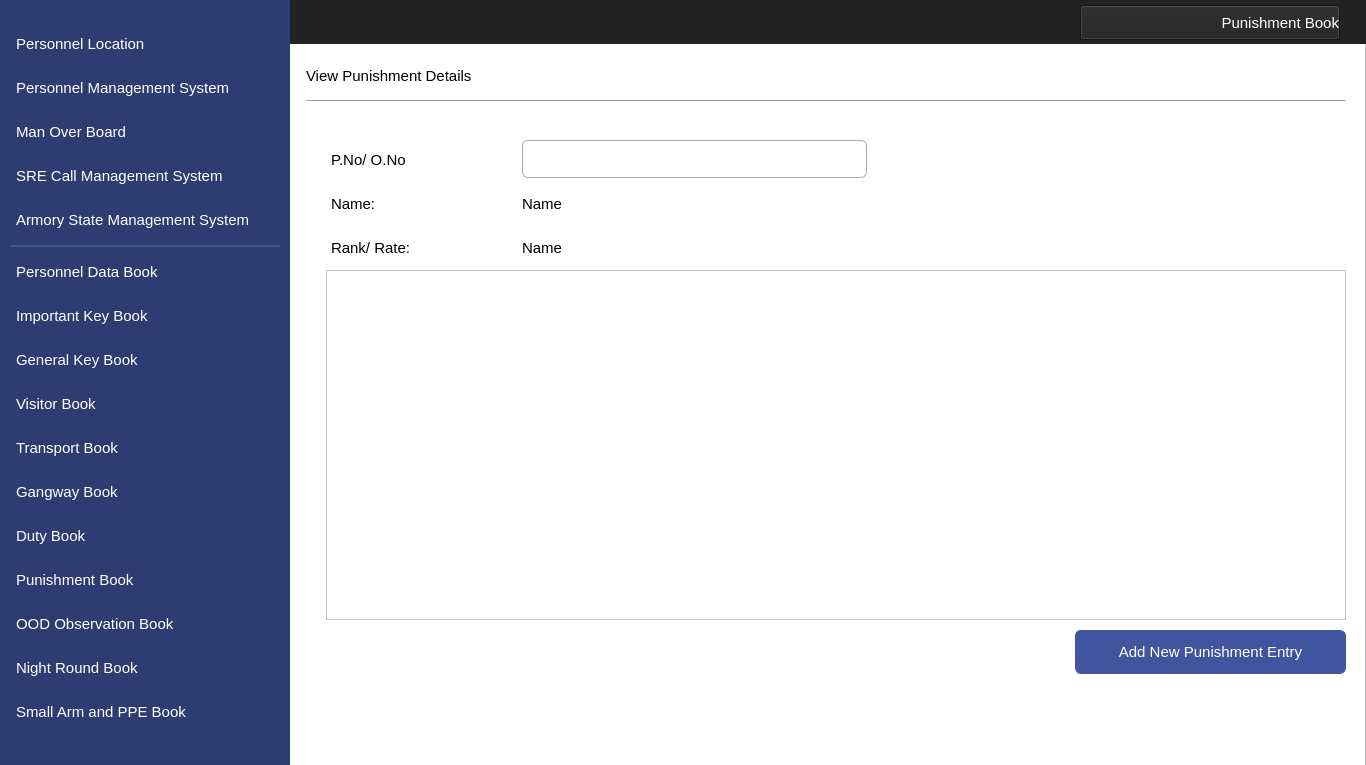
The window that Interfaces/ViewPunishment.ui (MuhammadUsamax123/IndoorPositioning) describes before a commit, drawn with Qt 5.
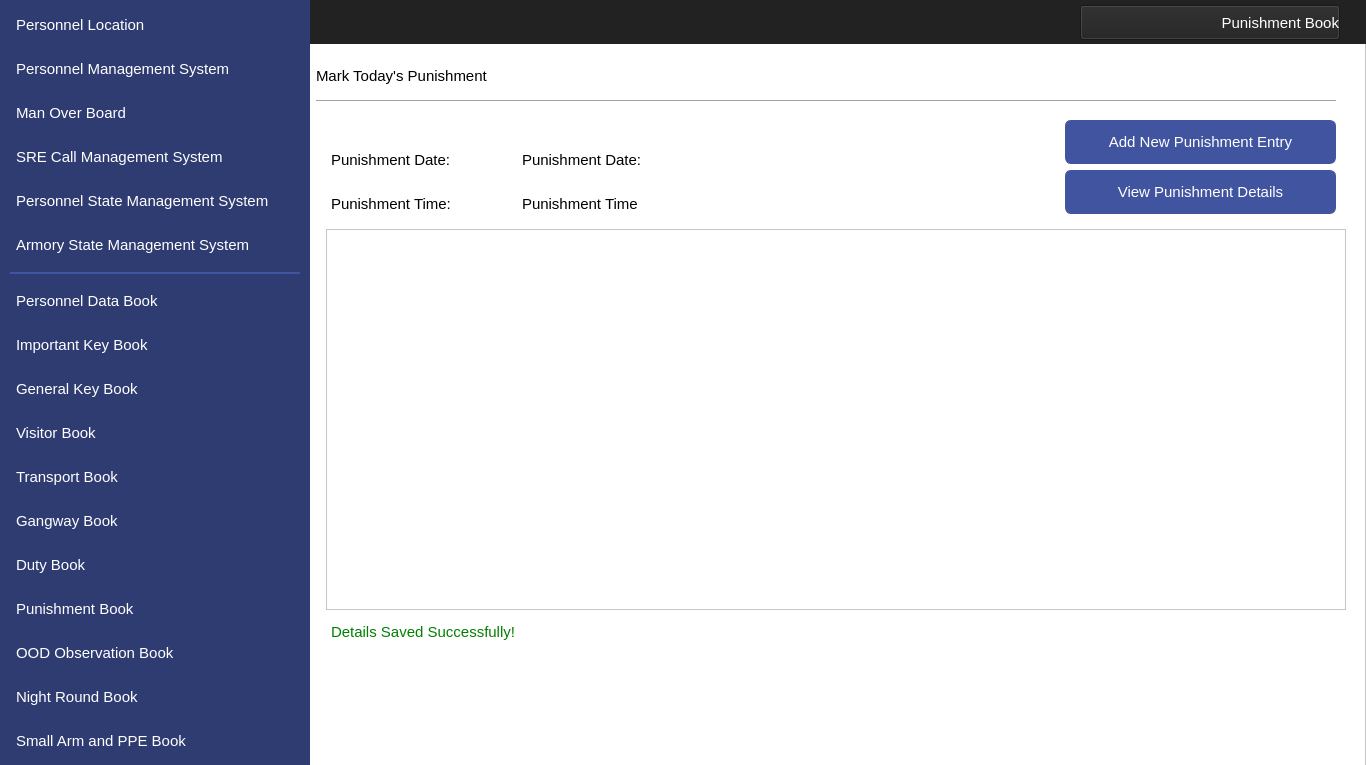
The same window after the commit. Icons and pictures are not drawn.

```diff
--- a/Interfaces/ViewPunishment.ui
+++ b/Interfaces/ViewPunishment.ui
@@ -37,7 +37,7 @@
       <rect>
        <x>0</x>
        <y>0</y>
-       <width>290</width>
+       <width>310</width>
        <height>768</height>
       </rect>
      </property>
@@ -70,8 +70,8 @@
      <property name="geometry">
       <rect>
        <x>10</x>
-       <y>558</y>
-       <width>270</width>
+       <y>587</y>
+       <width>290</width>
        <height>44</height>
       </rect>
      </property>
@@ -141,8 +141,8 @@
      <property name="geometry">
       <rect>
        <x>10</x>
-       <y>294</y>
-       <width>270</width>
+       <y>323</y>
+       <width>290</width>
        <height>44</height>
       </rect>
      </property>
@@ -207,8 +207,8 @@
      <property name="geometry">
       <rect>
        <x>10</x>
-       <y>338</y>
-       <width>270</width>
+       <y>367</y>
+       <width>290</width>
        <height>44</height>
       </rect>
      </property>
@@ -274,8 +274,8 @@
      <property name="geometry">
       <rect>
        <x>10</x>
-       <y>382</y>
-       <width>270</width>
+       <y>411</y>
+       <width>290</width>
        <height>44</height>
       </rect>
      </property>
@@ -340,8 +340,8 @@
      <property name="geometry">
       <rect>
        <x>10</x>
-       <y>426</y>
-       <width>270</width>
+       <y>455</y>
+       <width>290</width>
        <height>44</height>
       </rect>
      </property>
@@ -406,8 +406,8 @@
      <property name="geometry">
       <rect>
        <x>10</x>
-       <y>470</y>
-       <width>270</width>
+       <y>499</y>
+       <width>290</width>
        <height>44</height>
       </rect>
      </property>
@@ -472,8 +472,8 @@
      <property name="geometry">
       <rect>
        <x>10</x>
-       <y>514</y>
-       <width>270</width>
+       <y>543</y>
+       <width>290</width>
        <height>44</height>
       </rect>
      </property>
@@ -538,8 +538,8 @@
      <property name="geometry">
       <rect>
        <x>10</x>
-       <y>646</y>
-       <width>270</width>
+       <y>675</y>
+       <width>290</width>
        <height>44</height>
       </rect>
      </property>
@@ -604,8 +604,8 @@
      <property name="geometry">
       <rect>
        <x>10</x>
-       <y>245</y>
-       <width>270</width>
+       <y>272</y>
+       <width>290</width>
        <height>2</height>
       </rect>
      </property>
@@ -620,8 +620,8 @@
      <property name="geometry">
       <rect>
        <x>10</x>
-       <y>110</y>
-       <width>270</width>
+       <y>91</y>
+       <width>290</width>
        <height>44</height>
       </rect>
      </property>
@@ -686,8 +686,8 @@
      <property name="geometry">
       <rect>
        <x>10</x>
-       <y>22</y>
-       <width>270</width>
+       <y>3</y>
+       <width>290</width>
        <height>44</height>
       </rect>
      </property>
@@ -748,12 +748,12 @@
       <bool>false</bool>
      </property>
     </widget>
-    <widget class="QPushButton" name="navViewMangement">
+    <widget class="QPushButton" name="navViewManagement">
      <property name="geometry">
       <rect>
        <x>10</x>
-       <y>66</y>
-       <width>270</width>
+       <y>47</y>
+       <width>290</width>
        <height>44</height>
       </rect>
      </property>
@@ -818,8 +818,8 @@
      <property name="geometry">
       <rect>
        <x>10</x>
-       <y>690</y>
-       <width>270</width>
+       <y>719</y>
+       <width>290</width>
        <height>44</height>
       </rect>
      </property>
@@ -884,8 +884,8 @@
      <property name="geometry">
       <rect>
        <x>10</x>
-       <y>602</y>
-       <width>270</width>
+       <y>631</y>
+       <width>290</width>
        <height>44</height>
       </rect>
      </property>
@@ -950,8 +950,8 @@
      <property name="geometry">
       <rect>
        <x>10</x>
-       <y>154</y>
-       <width>270</width>
+       <y>135</y>
+       <width>290</width>
        <height>44</height>
       </rect>
      </property>
@@ -1055,7 +1055,7 @@
      </property>
      <property name="geometry">
       <rect>
-       <x>306</x>
+       <x>316</x>
        <y>680</y>
        <width>100</width>
        <height>80</height>
@@ -1084,8 +1084,8 @@
      <property name="geometry">
       <rect>
        <x>10</x>
-       <y>250</y>
-       <width>270</width>
+       <y>279</y>
+       <width>290</width>
        <height>44</height>
       </rect>
      </property>
@@ -1147,74 +1147,12 @@
       <bool>false</bool>
      </property>
     </widget>
-    <widget class="QPushButton" name="btnAddPunishment">
-     <property name="geometry">
-      <rect>
-       <x>1075</x>
-       <y>630</y>
-       <width>271</width>
-       <height>44</height>
-      </rect>
-     </property>
-     <property name="font">
-      <font>
-       <family>Segoe UI</family>
-       <pointsize>11</pointsize>
-      </font>
-     </property>
-     <property name="cursor">
-      <cursorShape>PointingHandCursor</cursorShape>
-     </property>
-     <property name="styleSheet">
-      <string notr="true">QPushButton
-{
-    color: #ffffff;
-    background-color:#4154A0;
-    border-width: 1px;
-    border-color: #4154A0;
-    border-style: solid;
-    border-radius: 6;
-    padding: 3px;
-    font-size: 11pt;
-    padding-left: 5px;
-    padding-right: 5px;
-    min-width: 40px;
-}
-
-QPushButton:hover
-{
-    background-color:#384889
-}
-QPushButton:pressed
-{
-    background-color: #384889;
- 	border-width: 3px;
-    border-color: #5C70BC;
-    border-style: solid;
-    border-radius: 6;
-
-}</string>
-     </property>
-     <property name="text">
-      <string>Add New Punishment Entry</string>
-     </property>
-     <property name="icon">
-      <iconset resource="../IconResource.qrc">
-       <normaloff>:/images/add.png</normaloff>:/images/add.png</iconset>
-     </property>
-     <property name="iconSize">
-      <size>
-       <width>25</width>
-       <height>25</height>
-      </size>
-     </property>
-    </widget>
-    <widget class="QPushButton" name="navViewState">
+    <widget class="QPushButton" name="navViewStatePersonnel">
      <property name="geometry">
       <rect>
        <x>10</x>
-       <y>198</y>
-       <width>270</width>
+       <y>179</y>
+       <width>290</width>
        <height>44</height>
       </rect>
      </property>
@@ -1259,7 +1197,7 @@
 }</string>
      </property>
      <property name="text">
-      <string>Armory State Management System</string>
+      <string>Personnel State Management System</string>
      </property>
      <property name="icon">
       <iconset resource="../IconResource.qrc">
@@ -1275,42 +1213,58 @@
       <bool>false</bool>
      </property>
     </widget>
-    <widget class="QTableView" name="tblDetails">
+    <widget class="QLabel" name="label_9">
+     <property name="geometry">
+      <rect>
+       <x>331</x>
+       <y>138</y>
+       <width>191</width>
+       <height>44</height>
+      </rect>
+     </property>
+     <property name="font">
+      <font>
+       <family>Segoe UI</family>
+       <pointsize>11</pointsize>
+      </font>
+     </property>
+     <property name="layoutDirection">
+      <enum>Qt::LeftToRight</enum>
+     </property>
+     <property name="styleSheet">
+      <string notr="true">color: #000000;
+background-color:#ffffff;
+font-size: 11pt</string>
+     </property>
+     <property name="text">
+      <string>Punishment Date:</string>
+     </property>
+     <property name="alignment">
+      <set>Qt::AlignLeading|Qt::AlignLeft|Qt::AlignVCenter</set>
+     </property>
+    </widget>
+    <widget class="QTableWidget" name="tbldetails">
      <property name="geometry">
       <rect>
        <x>326</x>
-       <y>270</y>
+       <y>229</y>
        <width>1020</width>
-       <height>350</height>
+       <height>381</height>
       </rect>
      </property>
-     <property name="font">
-      <font>
-       <pointsize>11</pointsize>
-      </font>
-     </property>
-     <property name="editTriggers">
-      <set>QAbstractItemView::NoEditTriggers</set>
-     </property>
      <property name="alternatingRowColors">
       <bool>true</bool>
      </property>
      <property name="selectionMode">
       <enum>QAbstractItemView::NoSelection</enum>
      </property>
-     <property name="selectionBehavior">
-      <enum>QAbstractItemView::SelectRows</enum>
-     </property>
-     <property name="textElideMode">
-      <enum>Qt::ElideMiddle</enum>
-     </property>
     </widget>
-    <widget class="QLabel" name="label_11">
+    <widget class="QPushButton" name="navAddPunishment">
      <property name="geometry">
       <rect>
-       <x>331</x>
-       <y>226</y>
-       <width>191</width>
+       <x>1065</x>
+       <y>120</y>
+       <width>271</width>
        <height>44</height>
       </rect>
      </property>
@@ -1320,57 +1274,59 @@
        <pointsize>11</pointsize>
       </font>
      </property>
-     <property name="layoutDirection">
-      <enum>Qt::LeftToRight</enum>
+     <property name="cursor">
+      <cursorShape>PointingHandCursor</cursorShape>
      </property>
      <property name="styleSheet">
-      <string notr="true">color: #000000;
-background-color:#ffffff;
-font-size: 11pt</string>
+      <string notr="true">QPushButton
+{
+    color: #ffffff;
+    background-color:#4154A0;
+    border-width: 1px;
+    border-color: #4154A0;
+    border-style: solid;
+    border-radius: 6;
+    padding: 3px;
+    font-size: 11pt;
+    padding-left: 5px;
+    padding-right: 5px;
+    min-width: 40px;
+}
+
+QPushButton:hover
+{
+    background-color:#384889
+}
+QPushButton:pressed
+{
+    background-color: #384889;
+ 	border-width: 3px;
+    border-color: #5C70BC;
+    border-style: solid;
+    border-radius: 6;
+
+}</string>
      </property>
      <property name="text">
-      <string>Rank/ Rate:</string>
+      <string>Add New Punishment Entry</string>
      </property>
-     <property name="alignment">
-      <set>Qt::AlignLeading|Qt::AlignLeft|Qt::AlignVCenter</set>
+     <property name="icon">
+      <iconset resource="../IconResource.qrc">
+       <normaloff>:/images/add.png</normaloff>:/images/add.png</iconset>
      </property>
-    </widget>
-    <widget class="QLabel" name="label_9">
-     <property name="geometry">
-      <rect>
-       <x>331</x>
-       <y>138</y>
-       <width>191</width>
-       <height>44</height>
-      </rect>
+     <property name="iconSize">
+      <size>
+       <width>25</width>
+       <height>25</height>
+      </size>
      </property>
-     <property name="font">
-      <font>
-       <family>Segoe UI</family>
-       <pointsize>11</pointsize>
-      </font>
-     </property>
-     <property name="layoutDirection">
-      <enum>Qt::LeftToRight</enum>
-     </property>
-     <property name="styleSheet">
-      <string notr="true">color: #000000;
-background-color:#ffffff;
-font-size: 11pt</string>
-     </property>
-     <property name="text">
-      <string>P.No/ O.No</string>
-     </property>
-     <property name="alignment">
-      <set>Qt::AlignLeading|Qt::AlignLeft|Qt::AlignVCenter</set>
-     </property>
     </widget>
-    <widget class="QLabel" name="lblPunishName">
+    <widget class="QPushButton" name="navViewPunishmentDetails">
      <property name="geometry">
       <rect>
-       <x>522</x>
-       <y>182</y>
-       <width>345</width>
+       <x>1065</x>
+       <y>170</y>
+       <width>271</width>
        <height>44</height>
       </rect>
      </property>
@@ -1380,49 +1336,51 @@
        <pointsize>11</pointsize>
       </font>
      </property>
-     <property name="layoutDirection">
-      <enum>Qt::LeftToRight</enum>
+     <property name="cursor">
+      <cursorShape>PointingHandCursor</cursorShape>
      </property>
      <property name="styleSheet">
-      <string notr="true">color: #000000;
-background-color:#ffffff;
-font-size: 11pt</string>
+      <string notr="true">QPushButton
+{
+    color: #ffffff;
+    background-color:#4154A0;
+    border-width: 1px;
+    border-color: #4154A0;
+    border-style: solid;
+    border-radius: 6;
+    padding: 3px;
+    font-size: 11pt;
+    padding-left: 5px;
+    padding-right: 5px;
+    min-width: 40px;
+}
+
+QPushButton:hover
+{
+    background-color:#384889
+}
+QPushButton:pressed
+{
+    background-color: #384889;
+ 	border-width: 3px;
+    border-color: #5C70BC;
+    border-style: solid;
+    border-radius: 6;
+
+}</string>
      </property>
      <property name="text">
-      <string>Name</string>
+      <string>View Punishment Details</string>
      </property>
-     <property name="alignment">
-      <set>Qt::AlignLeading|Qt::AlignLeft|Qt::AlignVCenter</set>
+     <property name="icon">
+      <iconset resource="../IconResource.qrc">
+       <normaloff>:/images/viewDetails.png</normaloff>:/images/viewDetails.png</iconset>
      </property>
-    </widget>
-    <widget class="QLabel" name="lblPunishRank">
-     <property name="geometry">
-      <rect>
-       <x>522</x>
-       <y>226</y>
-       <width>345</width>
-       <height>44</height>
-      </rect>
-     </property>
-     <property name="font">
-      <font>
-       <family>Segoe UI</family>
-       <pointsize>11</pointsize>
-      </font>
-     </property>
-     <property name="layoutDirection">
-      <enum>Qt::LeftToRight</enum>
-     </property>
-     <property name="styleSheet">
-      <string notr="true">color: #000000;
-background-color:#ffffff;
-font-size: 11pt</string>
-     </property>
-     <property name="text">
-      <string>Name</string>
-     </property>
-     <property name="alignment">
-      <set>Qt::AlignLeading|Qt::AlignLeft|Qt::AlignVCenter</set>
+     <property name="iconSize">
+      <size>
+       <width>25</width>
+       <height>25</height>
+      </size>
      </property>
     </widget>
     <widget class="QLabel" name="label_10">
@@ -1449,62 +1407,169 @@
 font-size: 11pt</string>
      </property>
      <property name="text">
-      <string>Name:</string>
+      <string>Punishment Time:</string>
      </property>
      <property name="alignment">
       <set>Qt::AlignLeading|Qt::AlignLeft|Qt::AlignVCenter</set>
      </property>
     </widget>
-    <widget class="QComboBox" name="cBoxIssuingPNo">
+    <widget class="QLabel" name="lblPunishDate">
      <property name="geometry">
       <rect>
        <x>522</x>
-       <y>140</y>
-       <width>345</width>
-       <height>38</height>
+       <y>138</y>
+       <width>191</width>
+       <height>44</height>
       </rect>
      </property>
      <property name="font">
       <font>
        <family>Segoe UI</family>
        <pointsize>11</pointsize>
-       <kerning>true</kerning>
+      </font>
+     </property>
+     <property name="layoutDirection">
+      <enum>Qt::LeftToRight</enum>
+     </property>
+     <property name="styleSheet">
+      <string notr="true">color: #000000;
+background-color:#ffffff;
+font-size: 11pt</string>
+     </property>
+     <property name="text">
+      <string>Punishment Date:</string>
+     </property>
+     <property name="alignment">
+      <set>Qt::AlignLeading|Qt::AlignLeft|Qt::AlignVCenter</set>
+     </property>
+    </widget>
+    <widget class="QLabel" name="lblDataEntrySuccessful">
+     <property name="enabled">
+      <bool>true</bool>
+     </property>
+     <property name="geometry">
+      <rect>
+       <x>331</x>
+       <y>610</y>
+       <width>361</width>
+       <height>44</height>
+      </rect>
+     </property>
+     <property name="font">
+      <font>
+       <family>Segoe UI</family>
+       <pointsize>11</pointsize>
+      </font>
+     </property>
+     <property name="layoutDirection">
+      <enum>Qt::LeftToRight</enum>
+     </property>
+     <property name="styleSheet">
+      <string notr="true">color: green;
+background-color:#ffffff;
+font-size: 11pt</string>
+     </property>
+     <property name="text">
+      <string>Details Saved Successfully!</string>
+     </property>
+     <property name="alignment">
+      <set>Qt::AlignLeading|Qt::AlignLeft|Qt::AlignVCenter</set>
+     </property>
+    </widget>
+    <widget class="QPushButton" name="navViewStateArmory">
+     <property name="geometry">
+      <rect>
+       <x>10</x>
+       <y>223</y>
+       <width>290</width>
+       <height>44</height>
+      </rect>
+     </property>
+     <property name="font">
+      <font>
+       <family>Segoe UI</family>
+       <pointsize>11</pointsize>
       </font>
      </property>
      <property name="cursor">
       <cursorShape>PointingHandCursor</cursorShape>
      </property>
      <property name="styleSheet">
-      <string notr="true">QComboBox{ border-width: 1px;
- border-color: #aaa;
- border-style: solid;
-border-radius:6; 
+      <string notr="true">QPushButton 
+{
+    text-align: left;
+    color: #ffffff;
+    background-color:#2F3C71;
+    border-width: 1px;
+    border-color: #2F3C71;
+    border-style: solid;
+    border-radius: 6;
+    padding: 3px;
+    font-size: 11pt;
+    padding-left: 5px;
+    padding-right: 5px;
+    min-width: 40px;
 }
 
-QComboBox::drop-down:button{
-background-color:transparent;
+QPushButton:hover
+{
+    background-color:#4154A0;
 }
-QComboBox::down-arrow {
- 
-    image: url(C:/Users/home/Desktop/IndoorPoistionInterfaces/InterfaceIcons/dropDown.png);
-    width: 25px;
-    height: 9px;
-}
-QComboBox:hover{
-	 border:1px solid #000;	
- 	transition:.3s;
-}
-  QComboBox:focus{
-    border-color:dodgerBlue;
-    box-shadow:0 0 8px 0 dodgerBlue;
-  }
-</string>
+QPushButton:pressed
+{
+    background-color: #384889;
+ 	border-width: 3px;
+    border-color: #5C70BC;
+    border-style: solid;
+    border-radius: 6;
+
+}</string>
      </property>
-     <property name="editable">
+     <property name="text">
+      <string>Armory State Management System</string>
+     </property>
+     <property name="icon">
+      <iconset resource="../IconResource.qrc">
+       <normaloff>:/images/armory.png</normaloff>:/images/armory.png</iconset>
+     </property>
+     <property name="iconSize">
+      <size>
+       <width>25</width>
+       <height>25</height>
+      </size>
+     </property>
+     <property name="flat">
       <bool>false</bool>
      </property>
-     <property name="frame">
-      <bool>true</bool>
+    </widget>
+    <widget class="QLabel" name="lblPunishTime">
+     <property name="geometry">
+      <rect>
+       <x>522</x>
+       <y>182</y>
+       <width>191</width>
+       <height>44</height>
+      </rect>
+     </property>
+     <property name="font">
+      <font>
+       <family>Segoe UI</family>
+       <pointsize>11</pointsize>
+      </font>
+     </property>
+     <property name="layoutDirection">
+      <enum>Qt::LeftToRight</enum>
+     </property>
+     <property name="styleSheet">
+      <string notr="true">color: #000000;
+background-color:#ffffff;
+font-size: 11pt</string>
+     </property>
+     <property name="text">
+      <string>Punishment Time</string>
+     </property>
+     <property name="alignment">
+      <set>Qt::AlignLeading|Qt::AlignLeft|Qt::AlignVCenter</set>
      </property>
     </widget>
     <zorder>label_2</zorder>
@@ -1520,29 +1585,30 @@
     <zorder>label_4</zorder>
     <zorder>navViewMOB</zorder>
     <zorder>navViewLocation</zorder>
-    <zorder>navViewMangement</zorder>
+    <zorder>navViewManagement</zorder>
     <zorder>navViewPPE</zorder>
     <zorder>navViewOOD</zorder>
     <zorder>navViewCMS</zorder>
     <zorder>pushButton</zorder>
     <zorder>pushButton_2</zorder>
     <zorder>navViewPersonnel</zorder>
-    <zorder>btnAddPunishment</zorder>
-    <zorder>navViewState</zorder>
-    <zorder>tblDetails</zorder>
-    <zorder>label_11</zorder>
+    <zorder>navViewStatePersonnel</zorder>
     <zorder>label_9</zorder>
-    <zorder>lblPunishName</zorder>
-    <zorder>lblPunishRank</zorder>
+    <zorder>tbldetails</zorder>
+    <zorder>navAddPunishment</zorder>
+    <zorder>navViewPunishmentDetails</zorder>
     <zorder>label_10</zorder>
-    <zorder>cBoxIssuingPNo</zorder>
+    <zorder>lblPunishDate</zorder>
+    <zorder>lblDataEntrySuccessful</zorder>
+    <zorder>navViewStateArmory</zorder>
+    <zorder>lblPunishTime</zorder>
    </widget>
    <widget class="QLabel" name="label_13">
     <property name="geometry">
      <rect>
-      <x>306</x>
+      <x>316</x>
       <y>100</y>
-      <width>1040</width>
+      <width>1020</width>
       <height>1</height>
      </rect>
     </property>
@@ -1556,7 +1622,7 @@
    <widget class="QLabel" name="label_6">
     <property name="geometry">
      <rect>
-      <x>306</x>
+      <x>316</x>
       <y>60</y>
       <width>221</width>
       <height>31</height>
@@ -1577,7 +1643,7 @@
 font-size: 11pt</string>
     </property>
     <property name="text">
-     <string>View Punishment Details</string>
+     <string>Mark Today's Punishment</string>
     </property>
     <property name="alignment">
      <set>Qt::AlignLeading|Qt::AlignLeft|Qt::AlignVCenter</set>
```
